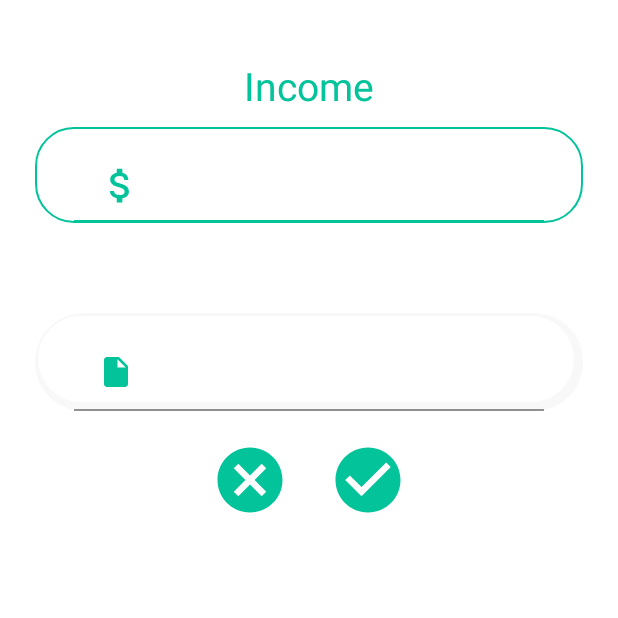
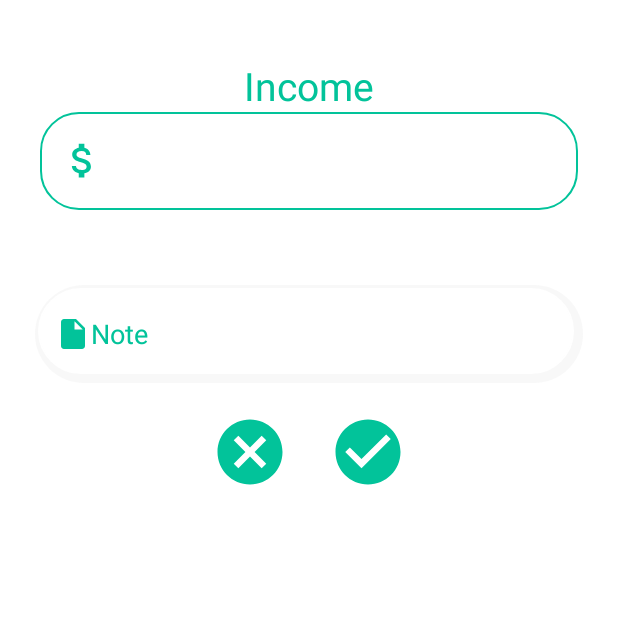
Before and after one commit to MinJerry1129/Calculator, an Android app: the SetIncomeActivity screen opened directly, with no data from a screen before it, on a phone screen of 412 x 824 dp, the top half of it. Run offline under Robolectric (Android 15) with nearby library versions, the phone set to English and light mode, and no system bars; our stand-ins replace sdp/ssp sizes.

Commit message:
update design

```diff
--- a/app/src/main/res/layout/activity_set_income.xml
+++ b/app/src/main/res/layout/activity_set_income.xml
@@ -22,22 +22,18 @@
                 android:textColor="@color/major"
                 android:textAlignment="center"
                 android:textSize="@dimen/_20sdp"/>
-            <com.google.android.material.textfield.TextInputLayout
+            <EditText
+                android:id="@+id/input_value"
                 android:layout_width="match_parent"
-                android:layout_height="wrap_content"
-                android:layout_margin="10dp"
-                android:background="@drawable/layout_background_outline_major">
-
-                <EditText android:id="@+id/input_email"
-                    android:layout_width="match_parent"
-                    android:layout_height="wrap_content"
-                    android:inputType="textEmailAddress"
+                android:layout_height="@dimen/_50sdp"
+                android:inputType="number"
                 android:textColor="#000"
-                    android:background="#00ffffff"
+                android:background="@drawable/layout_background_outline_major"
                 android:drawableStart="@drawable/ic_baseline_attach_money_24"
-                    android:layout_marginStart="@dimen/_20sdp"
-                    android:layout_marginEnd="@dimen/_20sdp"/>
-            </com.google.android.material.textfield.TextInputLayout>
+                android:paddingStart="@dimen/_10sdp"
+                android:paddingEnd="@dimen/_10sdp"
+                android:layout_marginStart="@dimen/_10sdp"
+                android:layout_marginEnd="@dimen/_10sdp"/>
             <LinearLayout
                 android:layout_width="match_parent"
                 android:layout_height="wrap_content"
@@ -45,7 +41,7 @@
                 android:background="@drawable/layout_background_white"
                 android:orientation="vertical">
                 <ExpandableListView
-                    android:id="@+id/exp"
+                    android:id="@+id/exp_category"
                     android:layout_width="match_parent"
                     android:layout_height="wrap_content"/>
             </LinearLayout>
@@ -56,6 +52,7 @@
                 android:background="@drawable/layout_background_white"
                 android:orientation="vertical">
                 <ExpandableListView
+                    android:id="@+id/exp_repeat"
                     android:layout_width="match_parent"
                     android:layout_height="wrap_content"/>
             </LinearLayout>
@@ -64,21 +61,16 @@
                 android:layout_height="wrap_content"
                 android:layout_margin="10dp"
                 android:orientation="vertical">
-                <com.google.android.material.textfield.TextInputLayout
-                    android:layout_width="match_parent"
-                    android:layout_height="wrap_content"
-                    android:background="@drawable/layout_background_white">
-
                 <EditText
                     android:layout_width="match_parent"
                     android:layout_height="@dimen/_50sdp"
                     android:inputType="textEmailAddress"
-                        android:textColor="#000"
-                        android:background="#00ffffff"
+                    android:textColor="@color/major"
+                    android:text="Note"
+                    android:background="@drawable/layout_background_white"
                     android:drawableStart="@drawable/ic_baseline_insert_drive_file_24"
-                        android:layout_marginStart="@dimen/_20sdp"
-                        android:layout_marginEnd="@dimen/_20sdp"/>
-                </com.google.android.material.textfield.TextInputLayout>
+                    android:paddingStart="@dimen/_10sdp"
+                    android:paddingEnd="@dimen/_10sdp"/>
             </LinearLayout>
             <LinearLayout
                 android:layout_width="match_parent"
```
Also changed, not shown: app/src/main/java/com/mobiledevteam/calculator/Utils/Common.java (added, +11 -0 lines), app/src/main/java/com/mobiledevteam/calculator/home/HomeActivity.java (+22 -0 lines), app/src/main/res/layout/activity_set_liability.xml (+10 -21 lines). Lines whose indentation alone changed are shown as unchanged.
